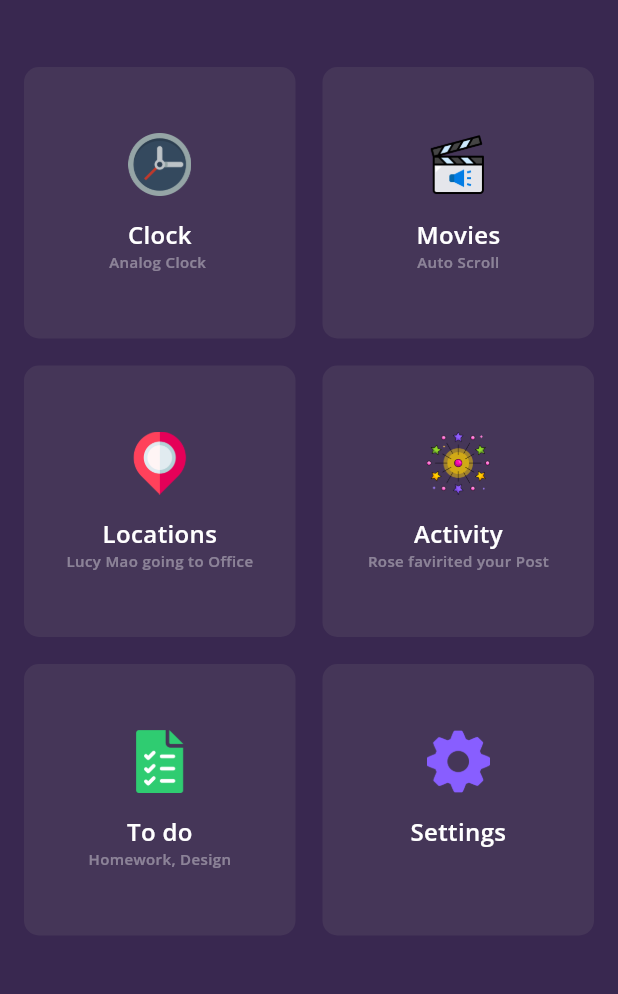
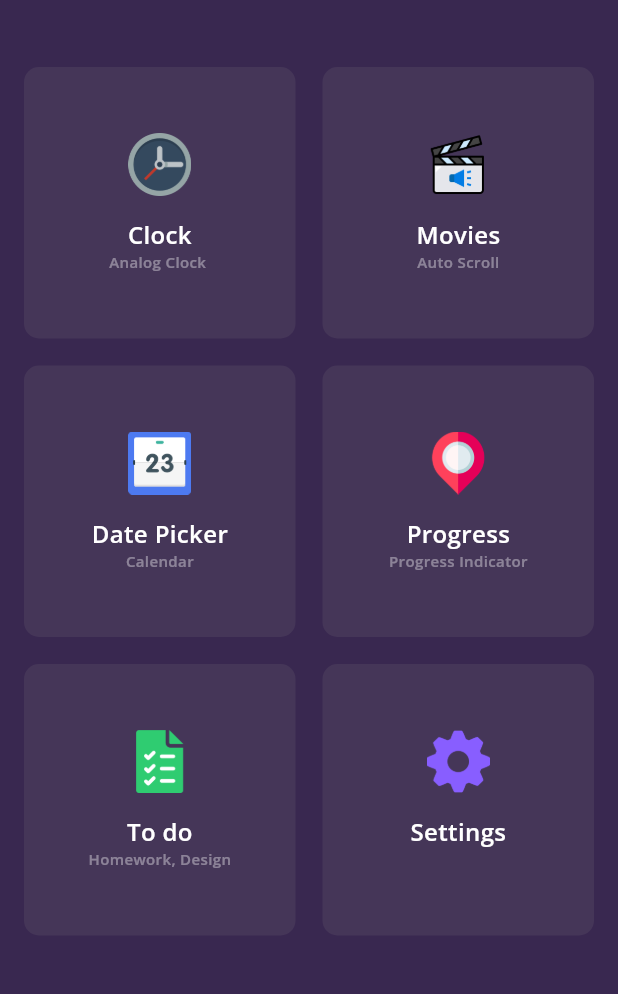
Before and after one commit to heliomarpm/flutter-learn_collection, a Flutter app: the screen it shows after launch, on a phone screen of 412 x 824 dp, the part 203-1197 px from its top. Run offline on Flutter 3.47's test engine with Material 3 defaults, Android fonts, the phone set to English and light mode, and no system bars; our stand-ins replace animate_do, google_fonts.

Commit message:
feat: sample date picker

```diff
--- a/assets/data/data.json
+++ b/assets/data/data.json
@@ -13,16 +13,16 @@
             "image": "assets/icons/movies.png"
         },
         {
-            "title": "Locations",
-            "subtitle": "Lucy Mao going to Office",
-            "type": "",
-            "image": "assets/icons/map.png"
+            "title": "Date Picker",
+            "subtitle": "Calendar",
+            "type": "Component",
+            "image": "assets/icons/calendar.png"
         },
         {
-            "title": "Activity",
-            "subtitle": "Rose favirited your Post",
-            "type": "",
-            "image": "assets/icons/festival.png"
+            "title": "Progress",
+            "subtitle": "Progress Indicator",
+            "type": "Component",
+            "image": "assets/icons/map.png"
         },
         {
             "title": "To do",
--- a/lib/tiles.dart
+++ b/lib/tiles.dart
@@ -1,8 +1,9 @@
 import 'package:flutter/material.dart';
 import 'package:google_fonts/google_fonts.dart';
+import 'package:learn_collection/date_picker/datepicker_page.dart';
 
-import 'auto_scroll/home_page.dart' as movies;
-import 'clock/home_page.dart' as clock;
+import 'auto_scroll/autoscroll_page.dart';
+import 'clock/clock_page.dart';
 import 'models/tile_modal.dart';
 import 'repository/data_reader.dart';
 
@@ -109,9 +110,11 @@ class _TilesState extends State<Tiles> {
     // Mapeie o nome da classe da página para a instância correspondente
     switch (title) {
       case 'Clock':
-        return const clock.HomePage();
+        return const ClockPage();
       case 'Movies':
-        return const movies.HomePage();
+        return const AutoScrollPage();
+      case 'Date Picker':
+        return const DatePickerPage();
       default:
         return null;
     }
```
Also changed, not shown: lib/auto_scroll/autoscroll_page.dart (renamed from lib/auto_scroll/home_page.dart, +4 -4 lines), lib/clock/clock_page.dart (renamed from lib/clock/home_page.dart, +4 -4 lines), lib/date_picker/datepicker_page.dart (added, +63 -0 lines).
